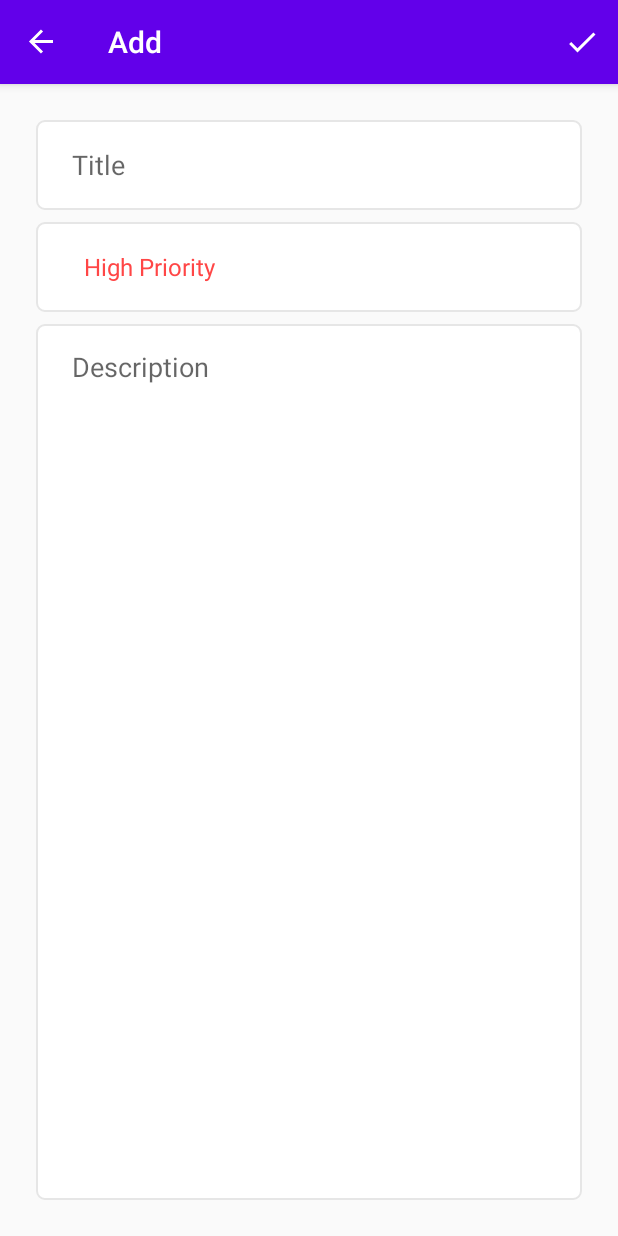
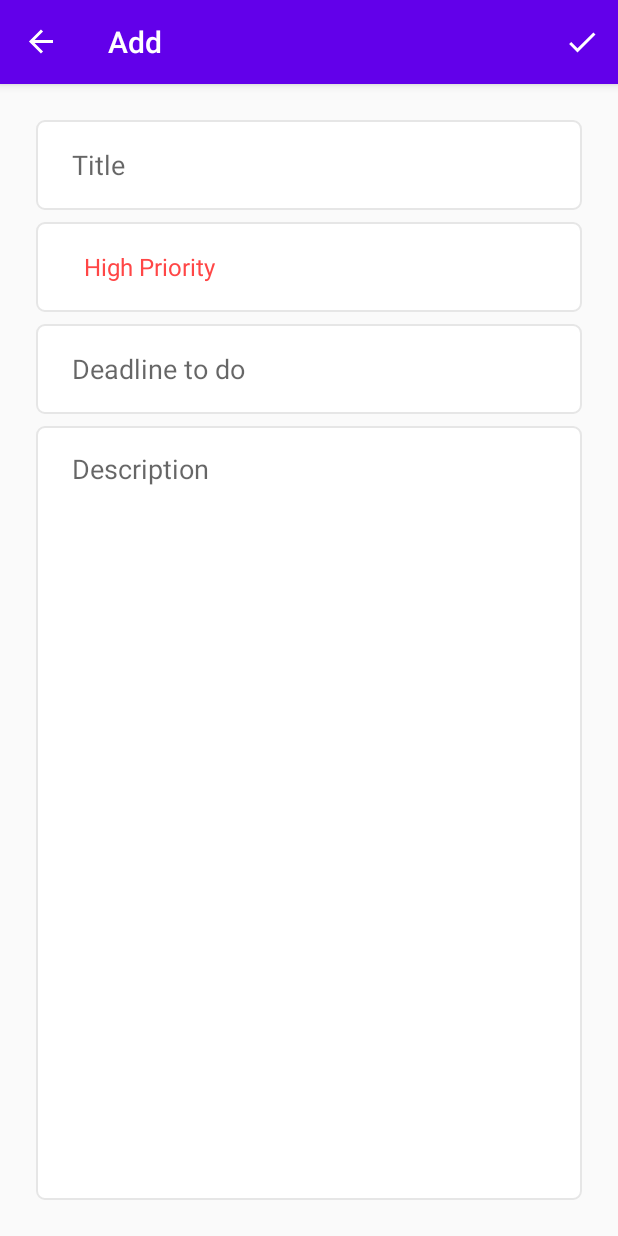
Before and after one commit to diegoamribeiro/ToDo_App_Room_MVVM, an Android app: the AddFragment screen opened through its navigation route, on a phone screen of 412 x 824 dp. Run offline under Robolectric (Android 15) with nearby library versions, the phone set to English and light mode, and no system bars; our stand-ins replace Room's generated code, navigation-ui; libraries missing offline, so code that uses them is left out: jp.wasabeef.recyclerview; 1 statement that could not run was skipped.

Commit message:
Add class DatePicker.kt and implant Datepicker to AddFragment.kt

```diff
--- a/app/src/main/java/com/diegoribeiro/todoapp/fragments/add/AddFragment.kt
+++ b/app/src/main/java/com/diegoribeiro/todoapp/fragments/add/AddFragment.kt
@@ -2,6 +2,7 @@ package com.diegoribeiro.todoapp.fragments.add
 
 import android.os.Bundle
 import android.view.*
+import android.widget.EditText
 import android.widget.Toast
 import androidx.fragment.app.Fragment
 import androidx.fragment.app.viewModels
@@ -10,10 +11,13 @@ import com.diegoribeiro.todoapp.R
 import com.diegoribeiro.todoapp.data.models.ToDoData
 import com.diegoribeiro.todoapp.data.viewmodel.SharedViewModel
 import com.diegoribeiro.todoapp.data.viewmodel.ToDoViewModel
+import com.diegoribeiro.todoapp.datepicker.DatePicker
 import kotlinx.android.synthetic.main.fragment_add.*
 import kotlinx.android.synthetic.main.fragment_add.view.*
 
 class AddFragment : Fragment() {
+
+    var deadline: EditText? = null
 
     private val mToDoViewModel: ToDoViewModel by viewModels()
     private val mSharedViewModel: SharedViewModel by viewModels()
@@ -22,9 +26,12 @@ class AddFragment : Fragment() {
         inflater: LayoutInflater, container: ViewGroup?,
         savedInstanceState: Bundle?
     ): View? {
+
         // Inflate the layout for this fragment
         setHasOptionsMenu(true)
         val view =  inflater.inflate(R.layout.fragment_add, container, false)
+        deadline = view.findViewById(R.id.deadline_et)
+        DatePicker(deadline, requireContext()).pickDate()
 
         setHasOptionsMenu(true)
         view.priorities_spinner.onItemSelectedListener = mSharedViewModel.listener
@@ -47,11 +54,12 @@ class AddFragment : Fragment() {
         val mTitle = title_et.text.toString()
         val mPriority = priorities_spinner.selectedItemPosition
         val mDescription = description_et.text.toString()
+        val mDeadline = deadline?.text.toString()
 
         val validation = mSharedViewModel.verifyDataFromUser(mTitle, mDescription)
         if (validation){
             val newData = ToDoData(0, mTitle, mSharedViewModel
-                    .parseIntToPriority(mPriority), mDescription)
+                    .parseIntToPriority(mPriority), mDescription, mDeadline)
             mToDoViewModel.insert(newData)
             findNavController().navigate(R.id.action_addFragment_to_listFragment)
             Toast.makeText(requireContext(), R.string.saved_successfully, Toast.LENGTH_SHORT).show()
--- a/app/src/main/res/layout/fragment_add.xml
+++ b/app/src/main/res/layout/fragment_add.xml
@@ -36,6 +36,22 @@
         app:layout_constraintTop_toBottomOf="@+id/title_et" />
 
     <EditText
+        android:id="@+id/deadline_et"
+        android:layout_width="0dp"
+        android:layout_height="60dp"
+        android:hint="Deadline to do"
+        android:background="@drawable/custom_input"
+        android:ems="10"
+        android:focusable="false"
+        android:paddingStart="24dp"
+        android:paddingEnd="24dp"
+        android:layout_marginTop="8dp"
+        app:layout_constraintEnd_toEndOf="parent"
+        app:layout_constraintStart_toStartOf="parent"
+        app:layout_constraintTop_toBottomOf="@+id/priorities_spinner"
+        android:autofillHints="" />
+
+    <EditText
         android:id="@+id/description_et"
         android:layout_width="0dp"
         android:layout_height="0dp"
@@ -51,6 +67,6 @@
         app:layout_constraintBottom_toBottomOf="parent"
         app:layout_constraintEnd_toEndOf="parent"
         app:layout_constraintStart_toStartOf="parent"
-        app:layout_constraintTop_toBottomOf="@+id/priorities_spinner"
+        app:layout_constraintTop_toBottomOf="@+id/deadline_et"
         android:autofillHints="" />
 </androidx.constraintlayout.widget.ConstraintLayout>
--- a/app/src/main/res/values/strings.xml
+++ b/app/src/main/res/values/strings.xml
@@ -41,4 +41,5 @@
     <string name="view_by">View By</string>
     <string name="grid_view">Grid</string>
     <string name="list_view">List</string>
+    <string name="deadline">Deadline</string>
 </resources>
```
Also changed, not shown: app/src/main/java/com/diegoribeiro/todoapp/datepicker/DatePicker.kt (added, +71 -0 lines), 1 other file.
